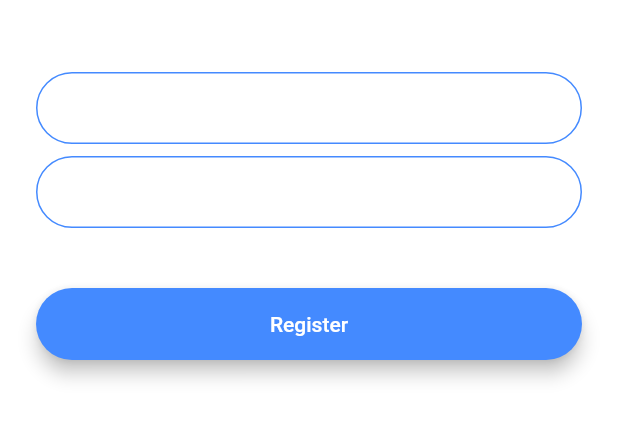
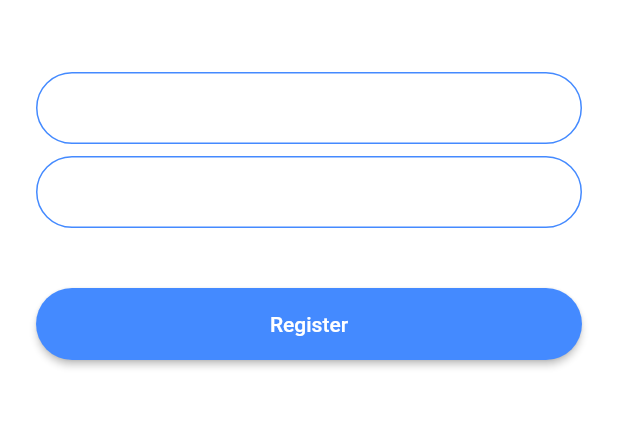
Before and after one commit to charlesreign/bebual, a Flutter app: the RegistrationScreen screen opened by its route, on a phone screen of 412 x 824 dp, the part 576-1018 px from its top. Run offline on Flutter 3.47's test engine with Material 2 defaults, Android fonts, the phone set to English and light mode, and no system bars.

Commit message:
made minor changes to the registration screen

```diff
--- a/lib/screens/registration.dart
+++ b/lib/screens/registration.dart
@@ -76,8 +76,8 @@ class _RegistrationScreenState extends State<RegistrationScreen> {
               padding: EdgeInsets.symmetric(vertical: 16.0),
               child: Material(
                 color: Colors.blueAccent,
-                borderRadius: BorderRadius.all(Radius.circular(30.0)),
-                elevation: 5.0,
+                borderRadius: BorderRadius.all(Radius.circular(25.0)),
+                elevation: 2.0,
                 child: MaterialButton(
                   onPressed: () {
                     //Implement registration functionality.
```
Also changed, not shown: lib/screens/welcome.dart (+5 -2 lines).
